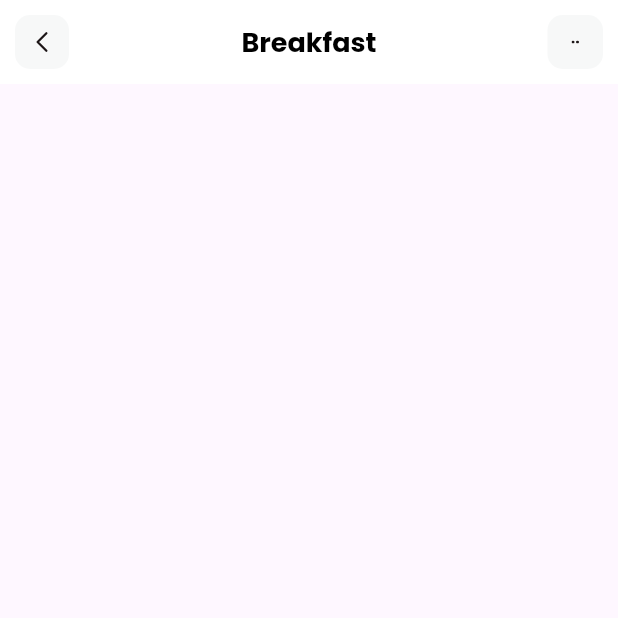
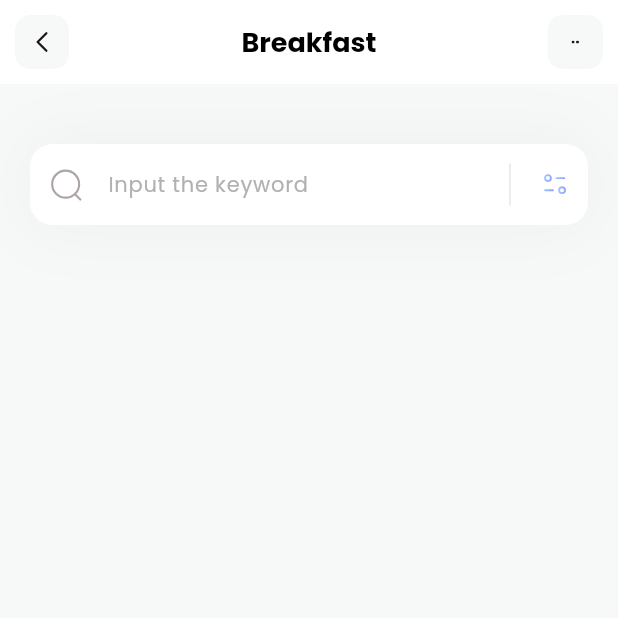
Before and after one commit to dmjrmh/learning-flutter, a Flutter app: the screen it shows after launch, on a phone screen of 412 x 824 dp, the top half of it. Run offline on Flutter 3.47's test engine with Material 3 defaults, Android fonts, the phone set to English and light mode, and no system bars; our stand-ins replace flutter_svg.

Commit message:
added searchfield

```diff
--- a/lib/pages/home.dart
+++ b/lib/pages/home.dart
@@ -6,7 +6,63 @@ class HomePage extends StatelessWidget {
 
   @override
   Widget build(BuildContext context) {
-    return Scaffold(appBar: appBar());
+    return Scaffold(
+      appBar: appBar(),
+      backgroundColor: Color(0xffF7F8F8),
+      body: Column(children: [_searchField()]),
+    );
+  }
+
+  Container _searchField() {
+    return Container(
+      margin: EdgeInsets.only(top: 40, left: 20, right: 20),
+      decoration: BoxDecoration(
+        boxShadow: [
+          BoxShadow(
+            color: Color(0xff1D1617).withAlpha(11),
+            blurRadius: 40,
+            spreadRadius: 0.0,
+          ),
+        ],
+      ),
+      child: TextField(
+        decoration: InputDecoration(
+          filled: true,
+          fillColor: Colors.white,
+          contentPadding: EdgeInsets.all(15),
+          hintText: 'Input the keyword',
+          hintStyle: TextStyle(color: Color(0xffB1B1B1), fontSize: 14),
+          prefixIcon: Padding(
+            padding: const EdgeInsets.all(12.0),
+            child: SvgPicture.asset('assets/icons/search-icon.svg'),
+          ),
+          suffixIcon: Container(
+            width: 100,
+            child: IntrinsicHeight(
+              child: Row(
+                mainAxisAlignment: MainAxisAlignment.end,
+                children: [
+                  VerticalDivider(
+                    color: Colors.black,
+                    indent: 10,
+                    endIndent: 10,
+                    thickness: 0.1,
+                  ),
+                  Padding(
+                    padding: const EdgeInsets.all(12.0),
+                    child: SvgPicture.asset('assets/icons/filter-icon.svg'),
+                  ),
+                ],
+              ),
+            ),
+          ),
+          border: OutlineInputBorder(
+            borderRadius: BorderRadius.circular(15),
+            borderSide: BorderSide.none,
+          ),
+        ),
+      ),
+    );
   }
 
   AppBar appBar() {
```
